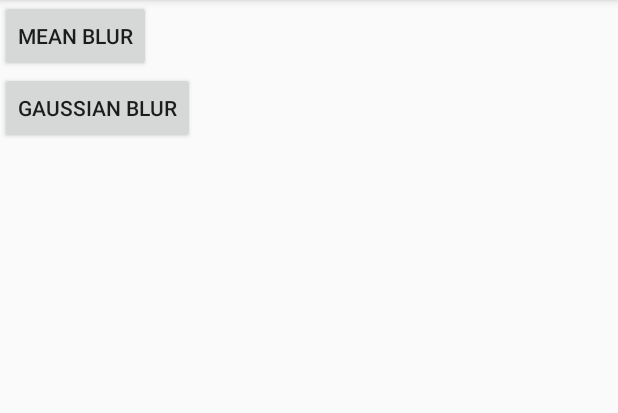
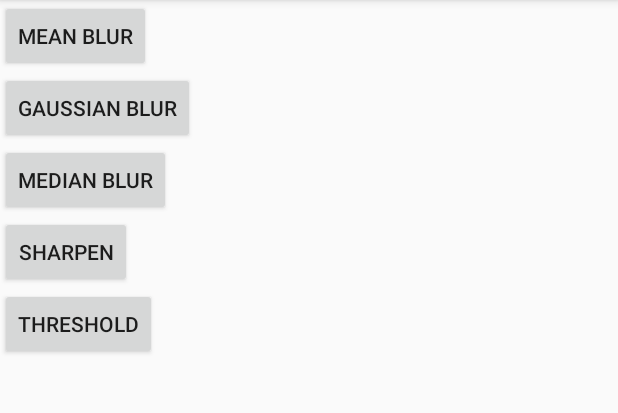
Before and after one commit to aesophor/ImageProcessing, an Android app: the screen it shows after launch (HomeActivity), on a phone screen of 412 x 824 dp, the part 84-497 px from its top. Run offline under Robolectric (Android 15) with nearby library versions, the phone set to English and light mode, and no system bars.

Commit message:
忘記新增什麼了

```diff
--- a/Preprocessing/app/src/main/java/com/example/aesophor/preprocessing/HomeActivity.java
+++ b/Preprocessing/app/src/main/java/com/example/aesophor/preprocessing/HomeActivity.java
@@ -9,7 +9,10 @@ import android.widget.Button;
 public class HomeActivity extends AppCompatActivity {
 
     public static final int MEAN_BLUR = 1;
+    public static final int MEDIAN_BLUR = 2;
     public static final int GAUSSIAN_BLUR = 3;
+    public static final int SHARPEN = 4;
+    public static final int THRESHOLD = 5;
 
     @Override
     public void onCreate(Bundle savedInstanceState) {
@@ -36,6 +39,36 @@ public class HomeActivity extends AppCompatActivity {
                 startActivity(i);
             }
         });
+
+        Button bMedian = (Button) findViewById(R.id.bMedian);
+        bMedian.setOnClickListener(new View.OnClickListener() {
+            @Override
+            public void onClick(View v) {
+                Intent i = new Intent(getApplicationContext(), MainActivity.class);
+                i.putExtra("ACTION_MODE", MEDIAN_BLUR);
+                startActivity(i);
+            }
+        });
+
+        Button bSharpen = (Button) findViewById(R.id.bSharpen);
+        bSharpen.setOnClickListener(new View.OnClickListener() {
+            @Override
+            public void onClick(View v) {
+                Intent i = new Intent(getApplicationContext(), MainActivity.class);
+                i.putExtra("ACTION_MODE", SHARPEN);
+                startActivity(i);
+            }
+        });
+
+        Button bThreshold = (Button) findViewById(R.id.bThreshold);
+        bThreshold.setOnClickListener(new View.OnClickListener() {
+            @Override
+            public void onClick(View v) {
+                Intent i = new Intent(getApplicationContext(), MainActivity.class);
+                i.putExtra("ACTION_MODE", THRESHOLD);
+                startActivity(i);
+            }
+        });
     }
 
 }
--- a/Preprocessing/app/src/main/res/layout/activity_home.xml
+++ b/Preprocessing/app/src/main/res/layout/activity_home.xml
@@ -21,7 +21,25 @@
             android:id="@+id/bGaussian"
             android:layout_width="wrap_content"
             android:layout_height="wrap_content"
-            android:text="@string/menu_gaussian_blur"/>
+            android:text="@string/menu_gaussian_blur" />
+
+        <Button
+            android:id="@+id/bMedian"
+            android:layout_width="wrap_content"
+            android:layout_height="wrap_content"
+            android:text="@string/menu_median_blur" />
+
+        <Button
+            android:id="@+id/bSharpen"
+            android:layout_width="wrap_content"
+            android:layout_height="wrap_content"
+            android:text="@string/menu_sharpen" />
+
+        <Button
+            android:id="@+id/bThreshold"
+            android:layout_width="wrap_content"
+            android:layout_height="wrap_content"
+            android:text="@string/menu_threshold" />
 
     </LinearLayout>
 </ScrollView>
--- a/Preprocessing/app/src/main/res/values/strings.xml
+++ b/Preprocessing/app/src/main/res/values/strings.xml
@@ -1,6 +1,10 @@
 <resources>
     <string name="app_name">Preprocessing</string>
     <string name="action_load_image">Load Image</string>
+
     <string name="menu_mean_blur">Mean Blur</string>
     <string name="menu_gaussian_blur">Gaussian Blur</string>
+    <string name="menu_median_blur">Median Blur</string>
+    <string name="menu_sharpen">Sharpen</string>
+    <string name="menu_threshold">Threshold</string>
 </resources>
```
Also changed, not shown: Preprocessing/app/src/main/java/com/example/aesophor/preprocessing/MainActivity.java (+15 -0 lines).
